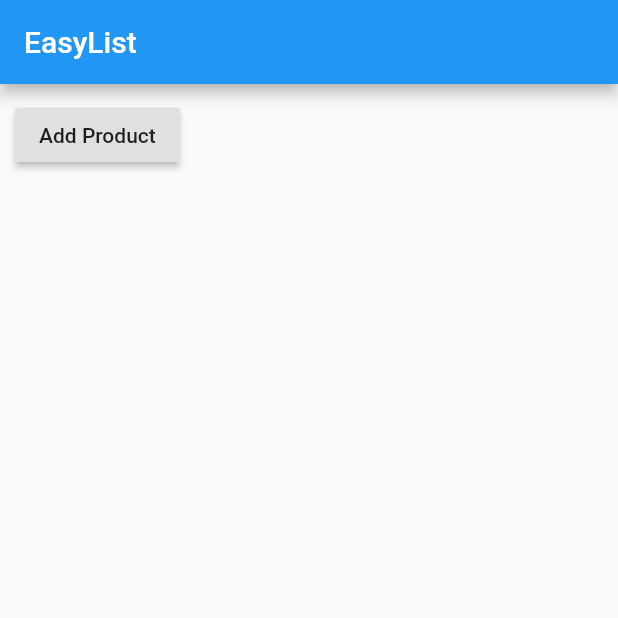
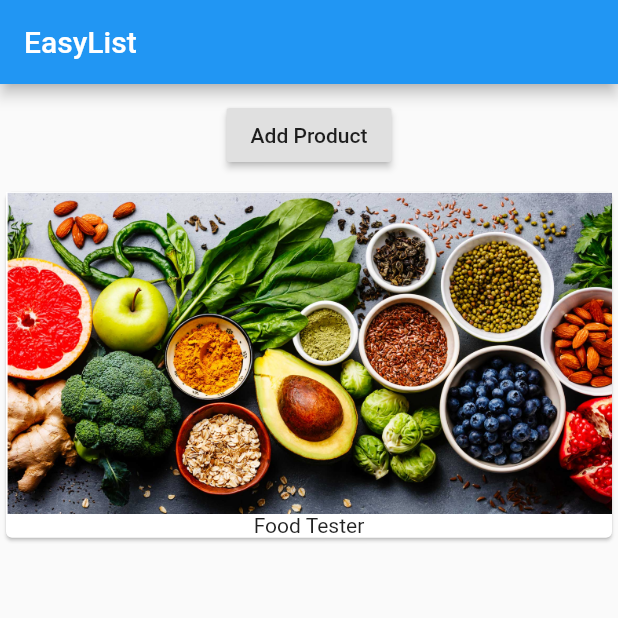
Before and after one commit to georgesmhanna/easylist-flutter, a Flutter app: the screen it shows after launch, on a phone screen of 412 x 824 dp, the top half of it. Run offline on Flutter 3.47's test engine with Material 2 defaults, Android fonts, the phone set to English and light mode, and no system bars.

Commit message:
Adding Product manager

```diff
--- a/lib/main.dart
+++ b/lib/main.dart
@@ -1,36 +1,16 @@
+import 'package:first_app/product_manager.dart';
 import 'package:flutter/material.dart';
 
 void main() {
   runApp(MyApp());
 }
 
-class MyApp extends StatefulWidget {
-  @override
-  State<StatefulWidget> createState() {
-    return _MyAppState();
-  }
-}
-
-class _MyAppState extends State<MyApp> {
-  List<String> _products = ['Food Tester'];
-
+class MyApp extends StatelessWidget {
   @override
   Widget build(BuildContext context) {
     return MaterialApp(
         home: Scaffold(
             appBar: AppBar(title: Text('EasyList')),
-            body: Column(children: [
-              Container(
-                margin: EdgeInsets.all(10.0),
-                child: RaisedButton(
-                  child: Text('Add Product'),
-                  onPressed: () {
-                    setState(() {
-                      _products.add('Advanced Food Tester');
-                    });
-                  },
-                ),
-              ),
-            ])));
+            body: Column(children: [ProductManager()])));
   }
 }
--- /dev/null
+++ b/lib/product_manager.dart
@@ -0,0 +1,32 @@
+import 'package:flutter/material.dart';
+
+import './products.dart';
+
+class ProductManager extends StatefulWidget {
+  @override
+  State<StatefulWidget> createState() {
+    return _ProductManagerState();
+  }
+}
+
+class _ProductManagerState extends State<ProductManager> {
+  List<String> _products = ['Food Tester'];
+
+  @override
+  Widget build(BuildContext context) {
+    return Column(children: [
+      Container(
+        margin: EdgeInsets.all(10.0),
+        child: RaisedButton(
+          child: Text('Add Product'),
+          onPressed: () {
+            setState(() {
+              _products.add('Advanced Food Tester');
+            });
+          },
+        ),
+      ),
+      Products(_products)
+    ]);
+  }
+}
```
Also changed, not shown: lib/products.dart (+4 -4 lines).
